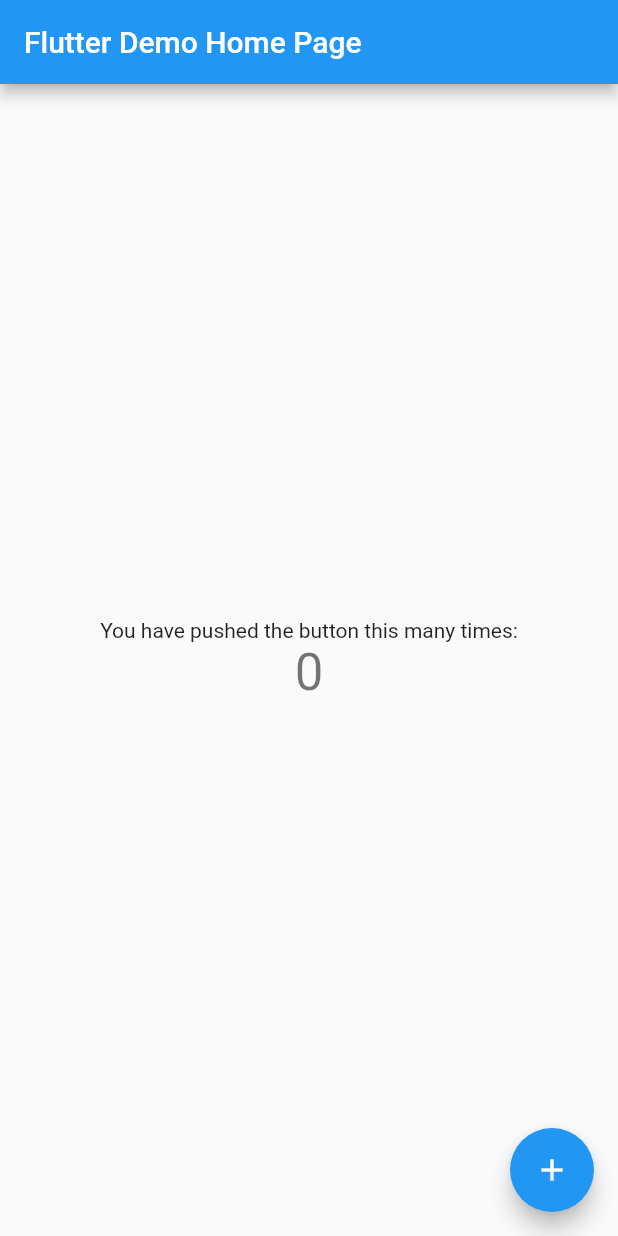
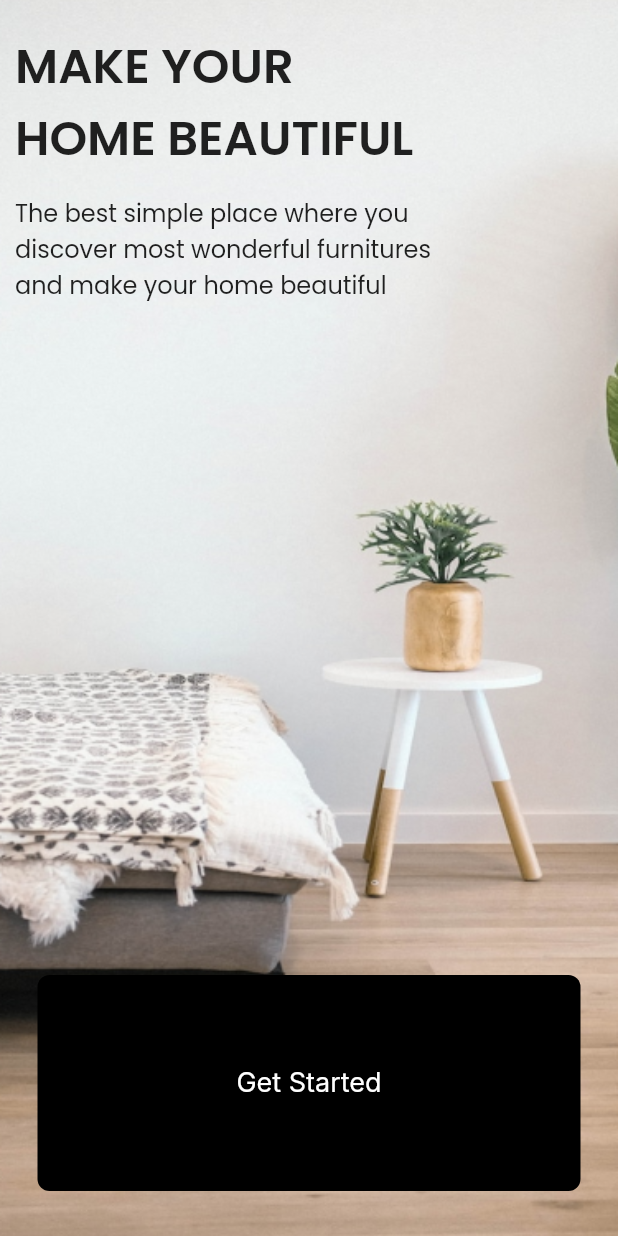
Before and after one commit to Dharmeshkatariya/ecommerce_shopping_app, a Flutter app: the MyHomePage screen opened directly, on a phone screen of 412 x 824 dp. Run offline on Flutter 3.47's test engine with Material 2 defaults, Android fonts, the phone set to English and light mode, and no system bars; our stand-ins replace flutter_svg, get, google_fonts.

```diff
--- /dev/null
+++ b/lib/common.dart
@@ -0,0 +1,69 @@
+import 'package:flutter/cupertino.dart';
+import 'package:flutter/material.dart';
+import 'package:flutter_svg/flutter_svg.dart';
+import 'package:google_fonts/google_fonts.dart';
+
+class Common {
+  static Widget button({required String text}) {
+    return GestureDetector(
+        child: Container(
+
+      alignment: Alignment.center,
+      decoration:  BoxDecoration(color: Colors.black,borderRadius: BorderRadius.circular(8)),
+      padding: const EdgeInsets.symmetric(horizontal: 10, vertical: 10),
+      margin: const EdgeInsets.symmetric(horizontal: 25, vertical: 10),
+      child: Text(
+        text,
+        style: GoogleFonts.inter(
+            fontWeight: FontWeight.w400, fontSize: 18, color: Colors.white),
+      ),
+    ));
+  }
+
+  static Widget textFormFiled(
+      {Widget? suficon,
+      TextEditingController? controller,
+      String? labeltext,
+     }) {
+    return TextFormField(
+      controller: controller,
+      decoration: InputDecoration(
+          labelText: labeltext,
+          focusedBorder: const OutlineInputBorder(
+              borderRadius: BorderRadius.all(Radius.circular(5.0)),
+              borderSide: BorderSide(color: Colors.grey)),
+          labelStyle: const TextStyle(color: Colors.grey),
+          hintText: labeltext,
+          hintStyle: TextStyle(color: Colors.black),
+          focusColor: Colors.black,
+          hoverColor: Colors.black,
+          suffixIcon: suficon,
+          border: OutlineInputBorder(
+            borderRadius: BorderRadius.circular(5),
+          )),
+    );
+  }
+
+
+  static Widget headerRow() {
+    return Row(
+      children: [
+        Expanded(
+            child: Container(
+          color: Colors.black,
+          padding: const EdgeInsets.symmetric(vertical: 1),
+        )),
+        const Padding(
+            padding: EdgeInsets.symmetric(horizontal: 10, vertical: 10)),
+        SvgPicture.asset("assets/icon/login.svg"),
+        const Padding(
+            padding: EdgeInsets.symmetric(horizontal: 10, vertical: 10)),
+        Expanded(
+            child: Container(
+          color: Colors.black,
+          padding: const EdgeInsets.symmetric(vertical: 1),
+        )),
+      ],
+    );
+  }
+}
--- /dev/null
+++ b/lib/controller/loginscreen_controller.dart
@@ -0,0 +1,5 @@
+import 'package:get/get.dart';
+
+class LogInScreenController extends GetxController{
+
+}
--- a/lib/main.dart
+++ b/lib/main.dart
@@ -1,4 +1,11 @@
+import 'dart:async';
+
 import 'package:flutter/material.dart';
+import 'package:furniture_shoping/common.dart';
+import 'package:furniture_shoping/routes/nameroutes.dart';
+import 'package:furniture_shoping/routes/pageroute.dart';
+import 'package:furniture_shoping/utills/google_font.dart';
+import 'package:get/get.dart';
 
 void main() {
   runApp(const MyApp());
@@ -9,12 +16,10 @@ class MyApp extends StatelessWidget {
 
   @override
   Widget build(BuildContext context) {
-    return MaterialApp(
-      title: 'Flutter Demo',
-      theme: ThemeData(
-
-        primarySwatch: Colors.blue,
-      ),
+    return GetMaterialApp(
+      getPages: PageRoutes.pages,
+      debugShowCheckedModeBanner: false,
+      theme: ThemeData(primaryColor: Colors.black),
       home: const MyHomePage(title: 'Flutter Demo Home Page'),
     );
   }
@@ -30,68 +35,54 @@ class MyHomePage extends StatefulWidget {
 }
 
 class _MyHomePageState extends State<MyHomePage> {
-  int _counter = 0;
+  @override
+  void initState() {
+    // TODO: implement initState
+    _splashScreen();
+    super.initState();
+  }
 
-  void _incrementCounter() {
-    setState(() {
-      // This call to setState tells the Flutter framework that something has
-      // changed in this State, which causes it to rerun the build method below
-      // so that the display can reflect the updated values. If we changed
-      // _counter without calling setState(), then the build method would not be
-      // called again, and so nothing would appear to happen.
-      _counter++;
+  _splashScreen() {
+    Timer.periodic(const Duration(seconds: 2), (timer) {
+      Get.offNamed(NameRoutes.loginScreen);
+      timer.cancel();
     });
   }
 
   @override
   Widget build(BuildContext context) {
-    // This method is rerun every time setState is called, for instance as done
-    // by the _incrementCounter method above.
-    //
-    // The Flutter framework has been optimized to make rerunning build methods
-    // fast, so that you can just rebuild anything that needs updating rather
-    // than having to individually change instances of widgets.
     return Scaffold(
-      appBar: AppBar(
-        // Here we take the value from the MyHomePage object that was created by
-        // the App.build method, and use it to set our appbar title.
-        title: Text(widget.title),
-      ),
-      body: Center(
-        // Center is a layout widget. It takes a single child and positions it
-        // in the middle of the parent.
-        child: Column(
-          // Column is also a layout widget. It takes a list of children and
-          // arranges them vertically. By default, it sizes itself to fit its
-          // children horizontally, and tries to be as tall as its parent.
-          //
-          // Invoke "debug painting" (press "p" in the console, choose the
-          // "Toggle Debug Paint" action from the Flutter Inspector in Android
-          // Studio, or the "Toggle Debug Paint" command in Visual Studio Code)
-          // to see the wireframe for each widget.
-          //
-          // Column has various properties to control how it sizes itself and
-          // how it positions its children. Here we use mainAxisAlignment to
-          // center the children vertically; the main axis here is the vertical
-          // axis because Columns are vertical (the cross axis would be
-          // horizontal).
-          mainAxisAlignment: MainAxisAlignment.center,
-          children: <Widget>[
-            const Text(
-              'You have pushed the button this many times:',
+      body: SafeArea(
+        child: Stack(
+          children: [
+            Image.asset(
+              "assets/image/splash.png",
+              fit: BoxFit.fitWidth,
+              width: double.infinity,
             ),
-            Text(
-              '$_counter',
-              style: Theme.of(context).textTheme.headlineMedium,
+            Padding(
+              padding: const EdgeInsets.only(left: 10, top: 20),
+              child: Text(
+                "MAKE YOUR \nHOME BEAUTIFUL",
+                style: GoogleFontsStyle.poppins(
+                    fontSize: 32, fontWeight: FontWeight.w600),
+              ),
+            ),
+            Padding(
+              padding: const EdgeInsets.only(top: 130, left: 10),
+              child: Text(
+                "The best simple place where you \ndiscover most wonderful furnitures \nand make your home beautiful",
+                style: GoogleFontsStyle.poppins(
+                    fontSize: 16, fontWeight: FontWeight.w400),
+              ),
+            ),
+            Padding(
+              padding: const EdgeInsets.only(top: 640, bottom: 20),
+              child: Common.button(text: "Get Started"),
             ),
           ],
         ),
       ),
-      floatingActionButton: FloatingActionButton(
-        onPressed: _incrementCounter,
-        tooltip: 'Increment',
-        child: const Icon(Icons.add),
-      ), // This trailing comma makes auto-formatting nicer for build methods.
     );
   }
 }
--- /dev/null
+++ b/lib/utills/google_font.dart
@@ -0,0 +1,51 @@
+import 'package:flutter/material.dart';
+import 'package:google_fonts/google_fonts.dart';
+
+class GoogleFontsStyle {
+  static TextStyle poppins({
+    double? fontSize,
+    FontWeight? fontWeight,
+    Color? color,
+  }) {
+    return GoogleFonts.poppins(
+      fontSize: fontSize,
+      fontWeight: fontWeight,
+      color: color,
+    );
+  }
+
+  static TextStyle lato({
+    double? fontSize,
+    FontWeight? fontWeight,
+    Color? color,
+  }) {
+    return GoogleFonts.lato(
+      fontSize: fontSize,
+      fontWeight: fontWeight,
+      color: color,
+    );
+  }
+
+  static TextStyle roboto({
+    double? fontSize,
+    FontWeight? fontWeight,
+    Color? color,
+  }) {
+    return GoogleFonts.roboto(
+      fontSize: fontSize,
+      fontWeight: fontWeight,
+      color: color,
+    );
+  }
+  static TextStyle inter({
+    double? fontSize,
+    FontWeight? fontWeight,
+    Color? color,
+  }) {
+    return GoogleFonts.inter(
+      fontSize: fontSize,
+      fontWeight: fontWeight,
+      color: color,
+    );
+  }
+}
```
Also changed, not shown: lib/screen/loginscreen.dart (+45 -2 lines), pubspec.yaml (+5 -3 lines), assets/icon/login.svg (added), assets/image/splash.png (added), pubspec.lock.
